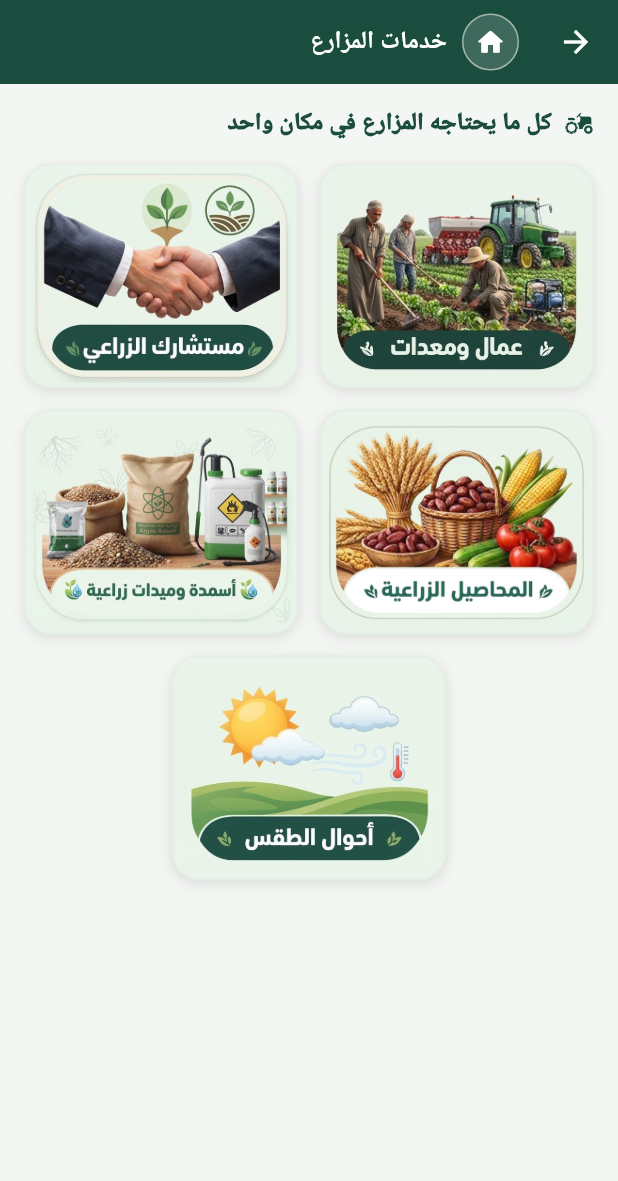
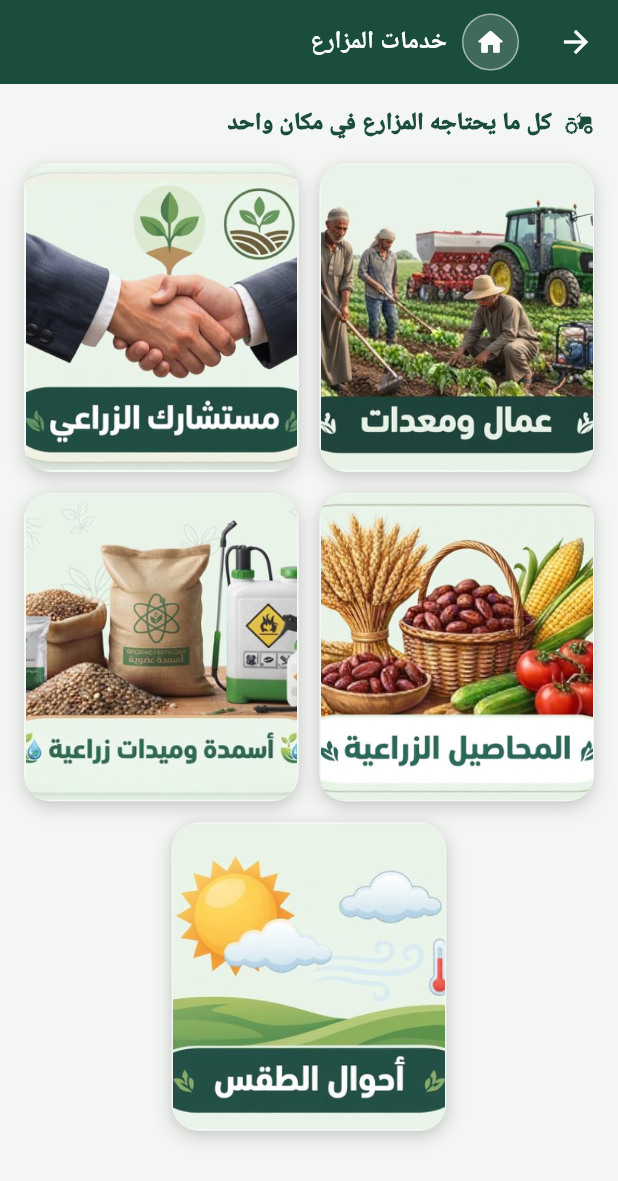
Before and after one commit to abodashesha488-sys/Qarity, a Flutter app: the FarmerServicesScreen screen opened by its route, on a phone screen of 412 x 824 dp. Shown: the top 1181 px of the screen. Run offline on Flutter 3.47's test engine with Material 3 defaults, Android fonts, the phone set to English and light mode, and no system bars; drawn by our look-alikes of flutter_animate; our stand-ins replace audioplayers, cached_network_image, cloud_firestore, connectivity_plus, file_picker, firebase_auth and 13 more; missing offline and left inert: excel; accounts and stored records are empty; network calls fail; Roboto replaces fonts that are missing (Tajawal).

Commit message:
fix(tests): restore contract specs for portal tiles and header padding

```diff
--- a/lib/features/home/home.dart
+++ b/lib/features/home/home.dart
@@ -756,7 +756,7 @@ class _HeroHeader extends StatelessWidget {
           const SafeArea(
             bottom: false,
             child: Padding(
-              padding: EdgeInsets.fromLTRB(20, 8, 20, 48),
+              padding: EdgeInsets.fromLTRB(26, 4, 26, 48),
               child: SizedBox(
                 height: kHeroBodyHeight,
                 child: Align(
@@ -764,9 +764,9 @@ class _HeroHeader extends StatelessWidget {
                   child: Row(
                     mainAxisSize: MainAxisSize.min,
                     children: [
+                      NotificationBellButton(compact: true),
+                      SizedBox(width: 8),
                       _HeaderSearchButton(),
-                      SizedBox(width: 8),
-                      NotificationBellButton(compact: true),
                     ],
                   ),
                 ),
--- a/lib/features/services/farmer_services_screen.dart
+++ b/lib/features/services/farmer_services_screen.dart
@@ -50,7 +50,7 @@ class FarmerServicesScreen extends StatelessWidget {
       body: LayoutBuilder(builder: (context, constraints) {
         const spacing = 14.0;
         const hPadding = 16.0;
-        const childAspectRatio = 1.22;
+        const childAspectRatio = 0.89;
         final cardWidth = (constraints.maxWidth - (hPadding * 2) - spacing) / 2;
 
         return CustomScrollView(
@@ -129,26 +129,23 @@ class _ServiceTile extends StatelessWidget {
   @override
   Widget build(BuildContext context) {
     final theme = Theme.of(context);
-    final isDark = theme.brightness == Brightness.dark;
-    final bgColor = isDark ? const Color(0xFF1B241E) : const Color(0xFFE9F3EA);
     const imgRadius = BorderRadius.all(Radius.circular(18));
     return Container(
       decoration: BoxDecoration(
-        color: bgColor,
+        color: theme.colorScheme.surface,
         borderRadius: imgRadius,
         border: Border.all(
-          color: theme.colorScheme.outlineVariant.withValues(alpha: isDark ? 0.35 : 0.45),
-          width: 1.2,
+          color: theme.colorScheme.outlineVariant.withValues(alpha: 0.35),
         ),
         boxShadow: [
           BoxShadow(
-            color: Colors.black.withValues(alpha: isDark ? 0.25 : 0.08),
-            blurRadius: 8,
-            offset: const Offset(0, 3),
+            color: Colors.black.withValues(alpha: 0.16),
+            blurRadius: 10,
+            offset: const Offset(0, 4),
           ),
           BoxShadow(
-            color: Colors.black.withValues(alpha: isDark ? 0.08 : 0.03),
-            blurRadius: 3,
+            color: Colors.black.withValues(alpha: 0.04),
+            blurRadius: 4,
             offset: const Offset(0, 1),
           ),
         ],
@@ -159,21 +156,15 @@ class _ServiceTile extends StatelessWidget {
         child: InkWell(
           borderRadius: imgRadius,
           onTap: () => Navigator.pushNamed(context, service.route),
-          child: Padding(
-            padding: const EdgeInsets.all(2.5),
-            child: ClipRRect(
-              borderRadius: BorderRadius.circular(15.5),
           child: Image.asset(
             service.image,
             width: double.infinity,
             height: double.infinity,
-                fit: BoxFit.contain,
-                cacheWidth: 560,
+            fit: BoxFit.cover,
+            cacheWidth: 520,
             semanticLabel: '${service.title}: ${service.description}',
             errorBuilder: (context, error, stackTrace) => Center(
               child: Text(service.title, textAlign: TextAlign.center),
-                ),
-              ),
             ),
           ),
         ),
```
Also changed, not shown: lib/features/medical/medical_home_screen.dart (+10 -19 lines). Lines whose indentation alone changed are shown as unchanged.
